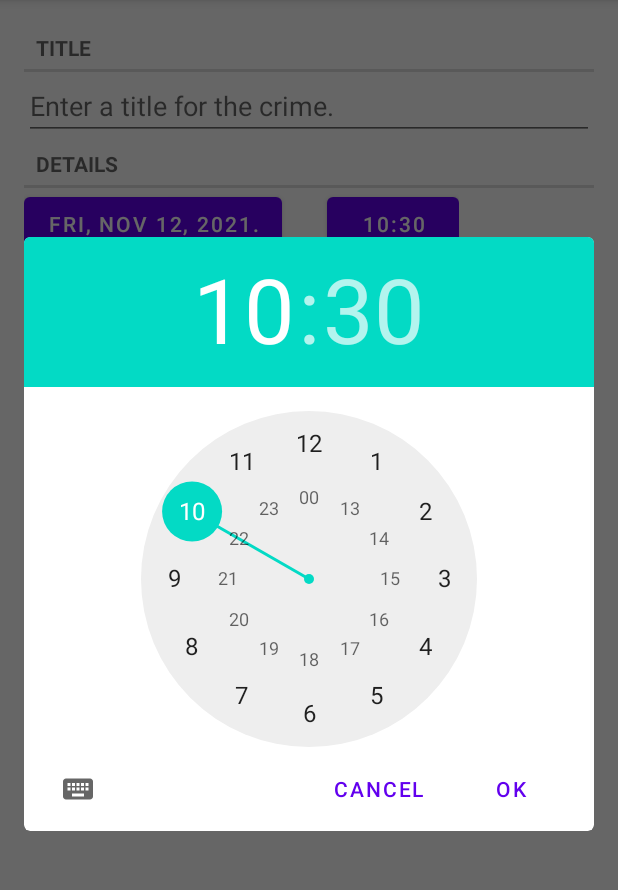
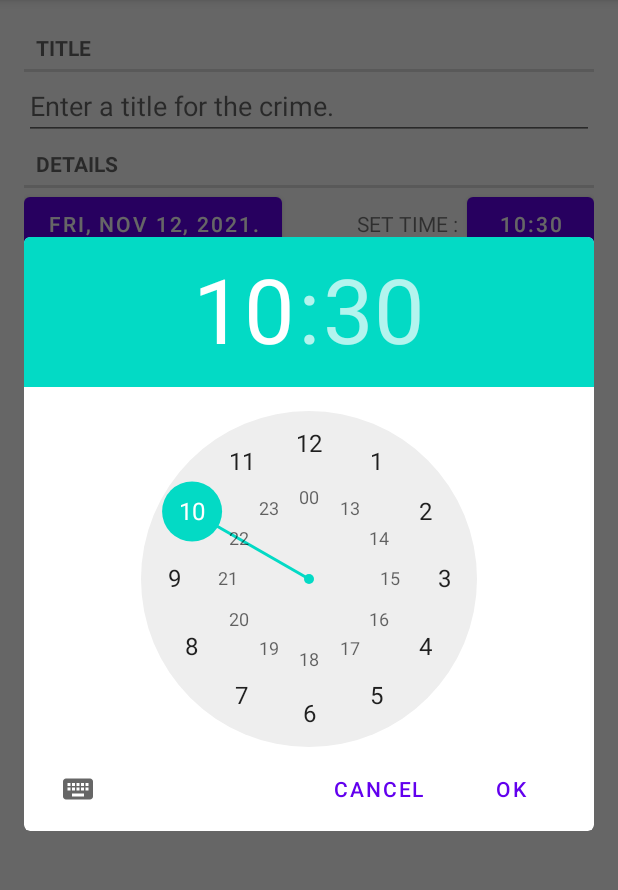
Before and after one commit to daniel-iroka/Criminal-Intent-App, an Android app: the fragment CrimeFragment placed in its activity, after a tap on an icon or button, on a phone screen of 412 x 824 dp, the part 84-974 px from its top. Run offline under Robolectric (Android 15) with nearby library versions, the phone set to English and light mode, and no system bars; our stand-ins replace Room's generated code; 2 statements that could not run were skipped; 2 other taps on this screen came first.

Commit message:
solved Challenge 5

```diff
--- a/app/src/main/java/com/bignerdranch/android/criminalintentChallengeVersion/CrimeDetailViewModel.kt
+++ b/app/src/main/java/com/bignerdranch/android/criminalintentChallengeVersion/CrimeDetailViewModel.kt
@@ -15,7 +15,7 @@ class CrimeDetailViewModel() : ViewModel() {
     private val crimeRepository = CrimeRepository.get()
     private val crimeIdLiveData = MutableLiveData<UUID>()   // this represents the ID of the crime about to be displayed by CrimeFragment's UI
 
-    val time2 = Time()
+    val mainTime = Time()
 
     // This property retrieves the crime Object from the database to be displayed by Crime's fragment UI according to the passed ID
     var crimeLiveData: LiveData<Crime?> =
--- a/app/src/main/java/com/bignerdranch/android/criminalintentChallengeVersion/CrimeFragment.kt
+++ b/app/src/main/java/com/bignerdranch/android/criminalintentChallengeVersion/CrimeFragment.kt
@@ -17,8 +17,8 @@ import java.util.*
 
 /** THIS IS THE CHALLENGE VERSION OF CRIMINAL INTENT **/
 
-// TODO : LATER IMPROVE THE CHALLENGE AND GO TO THE NEXT CHALLENGE
-// TODO : IMPROVING THE CHALLENGE MEANS CHANGING THE RECEIVING DATE TO STRING AND TRYING TO MAKE IT SURVIVE CONFIGURATION CHANGE
+
+
 
 private const val ARG_CRIME_ID = "crime_id"
 const val DIALOG_DATE = "DialogDate"
@@ -58,9 +58,7 @@ class CrimeFragment : Fragment() {
     }
 
 
-    // This is the function used to inflate the fragment_crime.xml layout provided with all the necessary parameters
-    // Alternatively can be done by "LayoutInflater.inflate(R.layout.fragment_crime.xml)"
-    // This is where we do all the buttons and TextViews
+
     override fun onCreateView(
         inflater: LayoutInflater,
         container: ViewGroup?,
@@ -107,13 +105,14 @@ class CrimeFragment : Fragment() {
 
             childFragmentManager.setFragmentResultListener("transferKey", viewLifecycleOwner)  { Key, bundle ->
 
+                val viewModelTime = crimeDetailViewModel.mainTime
                 val result = bundle.getSerializable("resultKey") as Date
-                time.time = result
+                viewModelTime.time = result
                 updateTime()
             }
             updateTime()
 
-            // DO something with the Time fragment...
+
             val showTime = TimePickerFragment.newInstance(time.time)
             showTime.show(this@CrimeFragment.childFragmentManager, DIALOG_TIME)
         }
@@ -154,7 +153,8 @@ class CrimeFragment : Fragment() {
 
     // function to updateTime on a crime wherever it is called
     private fun updateTime() {
-        timePickerButton.text = DateFormat.format("HH:mm", time.time)
+        val theTime = crimeDetailViewModel.mainTime
+        timePickerButton.text = DateFormat.format("HH:mm", theTime.time)
     }
 
 
--- a/app/src/main/java/com/bignerdranch/android/criminalintentChallengeVersion/CrimeListFragment.kt
+++ b/app/src/main/java/com/bignerdranch/android/criminalintentChallengeVersion/CrimeListFragment.kt
@@ -4,17 +4,16 @@ import android.content.Context
 import android.os.Bundle
 import android.text.format.DateFormat
 import android.util.Log
-import android.view.LayoutInflater
-import android.view.View
-import android.view.ViewGroup
+import android.view.*
+import android.widget.Button
 import android.widget.ImageView
 import android.widget.TextView
+import androidx.core.view.isVisible
 import androidx.fragment.app.Fragment
 import androidx.lifecycle.Observer
 import androidx.lifecycle.ViewModelProvider
 import androidx.recyclerview.widget.LinearLayoutManager
 import androidx.recyclerview.widget.RecyclerView
-import java.text.SimpleDateFormat
 import java.util.*
 
 private const val TAG = "CrimeListFragment"
@@ -40,6 +39,8 @@ class CrimeListFragment : Fragment() {
 
     private lateinit var crimeRecyclerView : RecyclerView
     private var adapter : CrimeAdapter? = CrimeAdapter(emptyList())
+    private lateinit var addCrimeButton : Button
+    private lateinit var addCrimeText : TextView
 
 
 
@@ -50,11 +51,53 @@ class CrimeListFragment : Fragment() {
 
 
 
-    // This function sets our callbacks property and is called whenever a fragment is connected or "attached" to an activity
+
+    override fun onCreate(savedInstanceState: Bundle?) {
+        super.onCreate(savedInstanceState)
+        setHasOptionsMenu(true)  // We are explicitly telling our fragmentManager that CrimeListFragment needs to receive a call from onCreateOptions....
+    }
+
+
+
+
+    // This function sets our callbacks property and is called
+    // whenever a fragment is connected or "attached" to an activity
     override fun onAttach(context: Context) {
         super.onAttach(context)
         callbacks = context as CallBacks?
     }
+
+
+
+
+
+
+    // We call this callback function from our Activity to inflate our
+    // fragment with our menu layout_file
+    override fun onCreateOptionsMenu(menu: Menu, inflater: MenuInflater) {
+        super.onCreateOptionsMenu(menu, inflater)
+        inflater.inflate(R.menu.fragment_crime_list, menu)
+    }
+
+
+    // This callbacks function is called when an action_item or menu_item has been selected
+    // We then describe what we want to happen when it is selected which is to add a new crime
+
+    override fun onOptionsItemSelected(item: MenuItem): Boolean {
+
+
+        return when(item.itemId) {
+            R.id.new_crime -> {
+                val crime = Crime()
+                crimeListViewModel.addCrime(crime)  // add a new crime to the database
+                callbacks?.onCrimeSelected(crime.id) // inform our hosting Activity that a new crime has been selected
+                true
+            }
+            else -> return onOptionsItemSelected(item)
+        }
+    }
+
+
 
 
 
@@ -74,6 +117,12 @@ class CrimeListFragment : Fragment() {
         // A recycler view needs a LayoutManger to work. It is used to position items on the screen itself
         crimeRecyclerView.layoutManager = LinearLayoutManager(context)
         crimeRecyclerView.adapter = adapter
+
+
+        addCrimeButton = view.findViewById(R.id.add_crime_button) as Button
+        addCrimeText = view.findViewById(R.id.add_crime_text) as TextView
+
+
 
 
         return view
@@ -97,8 +146,6 @@ class CrimeListFragment : Fragment() {
     }
 
 
-    // However, this function unsets our callbacks? property meaning that the instance of the hosting activity is no longer in memory
-    // It no longer exists setting it to null
     override fun onDetach() {
         super.onDetach()
         callbacks = null
@@ -106,10 +153,34 @@ class CrimeListFragment : Fragment() {
 
 
 
+    /** Challenge 6 - An Empty View for the RecyclerView **/
+
     // This is a function that connects our adapter to our RecyclerView and populates our UI
     private fun updateUI(crimes :List<Crime>) {
-        adapter = CrimeAdapter(crimes)
-        crimeRecyclerView.adapter = adapter
+
+        if(crimes.isEmpty()) {
+
+            addCrimeButton.isVisible = true
+
+            // initializing our add crime Button
+            addCrimeButton.setOnClickListener {
+
+                val crime = Crime()
+                crimeListViewModel.addCrime(crime)
+                callbacks?.onCrimeSelected(crime.id)
+
+
+            }
+
+        } else {
+            adapter = CrimeAdapter(crimes)
+            crimeRecyclerView.adapter = adapter
+        }
+
+
+        // Making the textView also disappear
+        addCrimeText.visibility = if (crimes.isEmpty()) View.VISIBLE else View.GONE
+
     }
 
 
@@ -135,8 +206,8 @@ class CrimeListFragment : Fragment() {
         private val solvedImageView : ImageView = itemView.findViewById(R.id.crime_solved)
 
 
-        // We set an onClickListener on each crime represented by their itemViews
-        // The itemView is the view for the entire row
+
+
         init {
             itemView.setOnClickListener(this)
         }
@@ -149,7 +220,7 @@ class CrimeListFragment : Fragment() {
             /** CHALLENGE 2 : FORMATTING THE DATE - Using string.formatting, use the functions in the DateFormat class to change the format of the date. **/
             this.crime = crime
             titleTextView.text = this.crime.title
-            dateTextView.text = DateFormat.format("EEE, MMM dd, yyyy.", this.crime.date)
+            dateTextView.text = DateFormat.format("EEEE, MMM dd, yyyy.", this.crime.date)
 
             solvedImageView.visibility = if (crime.isSolved) {
                 View.VISIBLE
@@ -160,8 +231,6 @@ class CrimeListFragment : Fragment() {
         }
 
 
-        // Since our ViewHolder implements the OnCLickListener itself, we need to implements its members,
-        // In this case, we need to set what will happen when our button is clicked
         override fun onClick(v: View) {
             callbacks?.onCrimeSelected(crime.id)
         }
@@ -193,7 +262,6 @@ class CrimeListFragment : Fragment() {
 
 
 
-    // A recyclerView does not create or hold ViewHolders by itself, rather it asks an "Adapter" to do so
     // This class here sets the data the Recycler view will display through the CrimeHolder
     private inner class CrimeAdapter(var crimes: List<Crime>)
         : RecyclerView.Adapter<BaseViewHolder<*>>() {
--- a/app/src/main/java/com/bignerdranch/android/criminalintentChallengeVersion/CrimeListViewModel.kt
+++ b/app/src/main/java/com/bignerdranch/android/criminalintentChallengeVersion/CrimeListViewModel.kt
@@ -13,4 +13,9 @@ class CrimeListViewModel : ViewModel() {
 
     private val crimeRepository = CrimeRepository.get()
     val crimeListLiveData = crimeRepository.getCrimes()
+
+
+    fun addCrime(crime : Crime) {
+        crimeRepository.addCrime(crime)
+    }
 }
--- a/app/src/main/java/com/bignerdranch/android/criminalintentChallengeVersion/CrimeRepository.kt
+++ b/app/src/main/java/com/bignerdranch/android/criminalintentChallengeVersion/CrimeRepository.kt
@@ -37,12 +37,15 @@ class CrimeRepository private constructor(context: Context) {
     fun getCrime(id: UUID): LiveData<Crime?> = crimeDao.getCrime(id)
 
 
+    // function to update a crime
     fun updateCrime(crime: Crime)  {
         executor.execute {
             crimeDao.updateCrime(crime)
         }
     }
 
+
+    // function to add a crime
     fun addCrime(crime: Crime)  {
         executor.execute {
             crimeDao.addCrime(crime)
--- a/app/src/main/java/com/bignerdranch/android/criminalintentChallengeVersion/TimePickerFragment.kt
+++ b/app/src/main/java/com/bignerdranch/android/criminalintentChallengeVersion/TimePickerFragment.kt
@@ -5,8 +5,6 @@ import android.app.TimePickerDialog
 import android.os.Bundle
 import android.widget.TimePicker
 import androidx.fragment.app.DialogFragment
-import java.text.DateFormat.getTimeInstance
-import java.text.SimpleDateFormat
 import java.util.*
 
 
@@ -22,12 +20,7 @@ class TimePickerFragment: DialogFragment() {
                 _: TimePicker, hour, minute ->
 
 
-            // Sending the date back to DatePickerFragment
-            val time = arguments?.getSerializable(ARG2_DATE) as Date
             val calendar = Calendar.getInstance()
-            calendar.time = time
-
-
             val year = calendar.get(Calendar.YEAR)
             val day = calendar.get(Calendar.DAY_OF_MONTH)
             val month = calendar.get(Calendar.MONTH)
@@ -45,10 +38,17 @@ class TimePickerFragment: DialogFragment() {
 
         }
 
+
+
         // INITIAL DATE
         val cal = Calendar.getInstance()
         val initialHour = cal.get(Calendar.HOUR_OF_DAY)
         val initialMinute = cal.get(Calendar.MINUTE)
+
+
+        // Sending the date back to DatePickerFragment
+        val time = arguments?.getSerializable(ARG2_DATE) as Date
+        cal.time = time
 
 
 
--- /dev/null
+++ b/app/src/main/res/drawable-anydpi/ic_menu_add.xml
@@ -0,0 +1,11 @@
+<vector xmlns:android="http://schemas.android.com/apk/res/android"
+    android:width="24dp"
+    android:height="24dp"
+    android:viewportWidth="24"
+    android:viewportHeight="24"
+    android:tint="#FFFFFF"
+    android:alpha="0.8">
+  <path
+      android:fillColor="@android:color/white"
+      android:pathData="M19,13h-6v6h-2v-6H5v-2h6V5h2v6h6v2z"/>
+</vector>
--- a/app/src/main/res/layout/fragment_crime.xml
+++ b/app/src/main/res/layout/fragment_crime.xml
@@ -38,14 +38,21 @@
             android:id="@+id/crime_date"
             android:layout_width="match_parent"
             android:layout_height="wrap_content"
-            tools:text="Nov, 8, 2021" />
+            tools:text="THU, MAY 8, 2021" />
+
+
+        <TextView
+            android:layout_width="wrap_content"
+            android:layout_height="wrap_content"
+            android:layout_marginStart="50dp"
+            android:text="@string/set_time" />
 
         <Button
             android:id="@+id/crime_timePicker"
             android:layout_width="wrap_content"
             android:layout_height="wrap_content"
-            tools:text="2:37"
-            android:layout_marginStart="30dp"/>
+            tools:text="14:37"
+            android:layout_marginStart="5dp"/>
 
 
 
@@ -67,6 +74,13 @@
             android:text="@string/crime_solved_label"/>
 
 
+        <CheckBox
+            android:id="@+id/call_police"
+            android:layout_width="wrap_content"
+            android:layout_height="wrap_content"
+            android:text="@string/call_police"
+            android:layout_marginStart="200dp"/>
+
 
 
     </LinearLayout>
--- a/app/src/main/res/layout/list_item_crime.xml
+++ b/app/src/main/res/layout/list_item_crime.xml
@@ -43,11 +43,12 @@
         android:layout_width="wrap_content"
         android:layout_height="wrap_content"
         android:layout_marginTop="8dp"
-        android:layout_marginEnd="8dp"
+        android:layout_marginEnd="4dp"
         android:layout_marginBottom="8dp"
         app:layout_constraintBottom_toBottomOf="parent"
         app:layout_constraintEnd_toEndOf="parent"
         app:layout_constraintTop_toTopOf="parent"
+        app:layout_constraintVertical_bias="0.029"
         app:srcCompat="@drawable/ic_solved" />
 
 </androidx.constraintlayout.widget.ConstraintLayout>
--- /dev/null
+++ b/app/src/main/res/menu/fragment_crime_list.xml
@@ -0,0 +1,11 @@
+<?xml version="1.0" encoding="utf-8"?>
+<menu xmlns:android="http://schemas.android.com/apk/res/android"
+    xmlns:app="http://schemas.android.com/apk/res-auto">
+
+    <item
+        android:id="@+id/new_crime"
+        android:title="@string/new_crime"
+        android:icon="@drawable/ic_menu_add"
+        app:showAsAction="ifRoom|withText"/>
+
+</menu>
--- a/app/src/main/res/values/strings.xml
+++ b/app/src/main/res/values/strings.xml
@@ -8,4 +8,9 @@
     <string name="crime_title">Crime Title</string>
     <string name="contact_police">Contact Police</string>
     <string name="crime_time">Crime Time</string>
+    <string name="set_time">SET TIME :</string>
+    <string name="call_police">Call Police</string>
+    <string name="new_crime">New Crime</string>
+    <string name="add_new_crime">Add Crime.</string>
+    <string name="add_crime_text">There are no Crimes.</string>
 </resources>
```
Also changed, not shown: app/src/main/res/drawable-hdpi/ic_menu_add.png (added), app/src/main/res/drawable-mdpi/ic_menu_add.png (added), app/src/main/res/drawable-xhdpi/ic_menu_add.png (added), app/src/main/res/drawable-xxhdpi/ic_menu_add.png (added).
